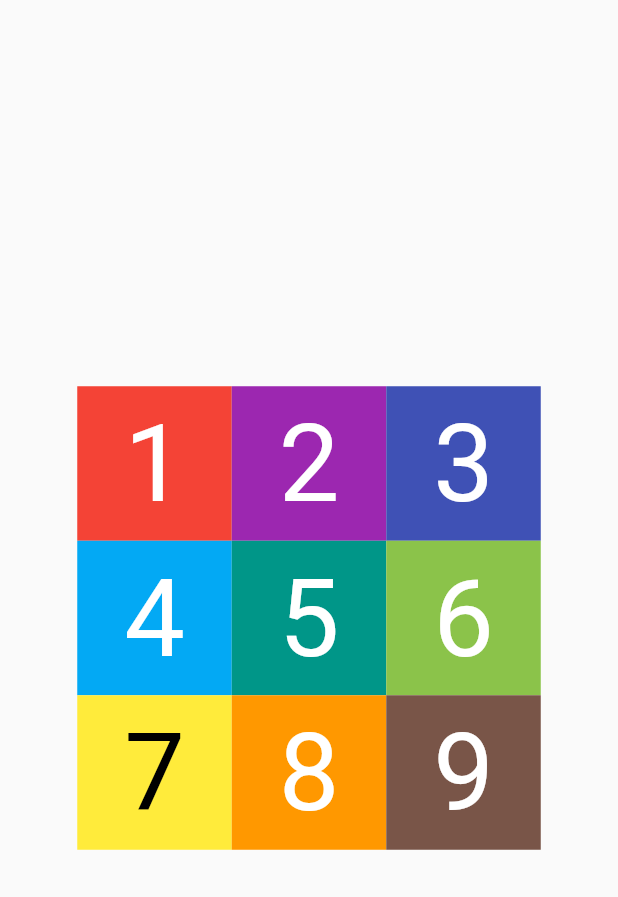
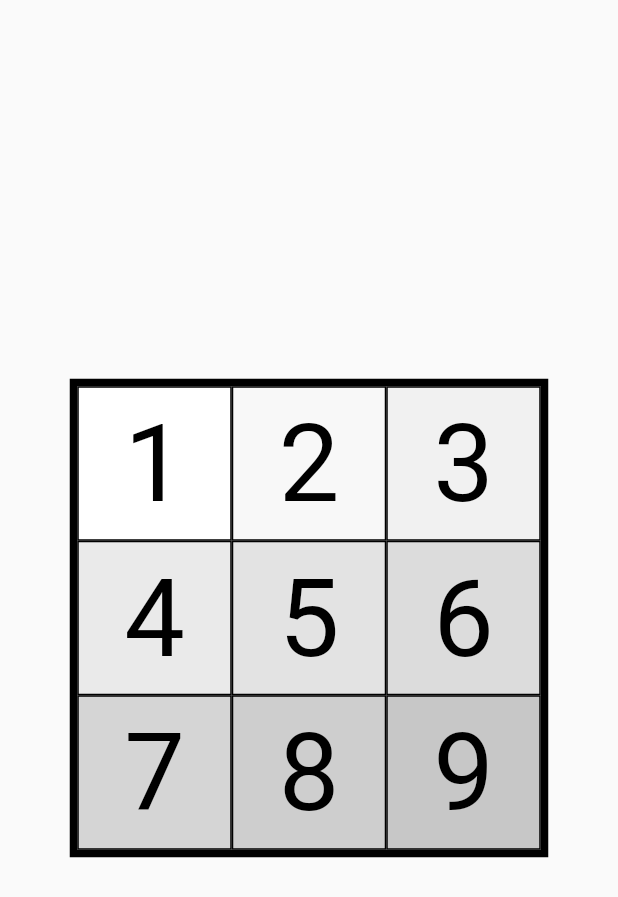
Before and after one commit to joscha0/slideboom, a Flutter app: the screen it shows after launch, after a tap on "play", on a phone screen of 412 x 824 dp. Shown: the top 897 px of the screen. Run offline on Flutter 3.47's test engine with Material 2 defaults, Android fonts, the phone set to English and light mode, and no system bars; our stand-ins replace get.

Commit message:
add more color modes

```diff
--- a/lib/pages/game/game_controller.dart
+++ b/lib/pages/game/game_controller.dart
@@ -23,7 +23,13 @@ class GameController extends GetxController {
 
   Rx<Duration> animationDuration = const Duration(milliseconds: 0).obs;
 
+  String colorMode = 'gray'; // 'gray', 'color', 'white'
+
   getColor(int index) {
+    if (colorMode == 'gray') {
+      return Color.fromRGBO(255 - index * (10 - rowCount),
+          255 - index * (10 - rowCount), 255 - index * (10 - rowCount), 1);
+    } else if (colorMode == 'color') {
       // TODO implement own color list
       if (rowCount * rowCount * 3 <= Colors.primaries.length) {
         return Colors.primaries[tilePositions[index] * 3];
@@ -35,6 +41,9 @@ class GameController extends GetxController {
         return Colors.primaries[tilePositions[index]];
       } else {
         return Colors.primaries[tilePositions[index] % Colors.primaries.length];
+      }
+    } else {
+      return Colors.white;
     }
   }
 
--- a/lib/pages/game/game_page.dart
+++ b/lib/pages/game/game_page.dart
@@ -13,9 +13,11 @@ class GamePage extends GetView<GameController> {
         toolbarHeight: 0,
       ),
       body: Center(
-        child: SizedBox(
-          width: controller.tileWidth * controller.rowCount,
-          height: controller.tileWidth * controller.rowCount,
+        child: Container(
+          decoration:
+              BoxDecoration(border: Border.all(color: Colors.black, width: 5)),
+          width: controller.tileWidth * controller.rowCount + 10,
+          height: controller.tileWidth * controller.rowCount + 10,
           child: Stack(
             children: [
               for (int i = 0;
@@ -87,7 +89,10 @@ class GamePage extends GetView<GameController> {
             onHorizontalDragEnd: (details) =>
                 c.onHorizontalDragEnd(details, index),
             child: Container(
-              color: c.getColor(index),
+              decoration: BoxDecoration(
+                border: Border.all(color: Colors.black),
+                color: c.getColor(index),
+              ),
               child: Center(
                 child: Text(
                   (c.tilePositions[index] + 1).toString(),
```
Lines whose indentation alone changed are shown as unchanged.
